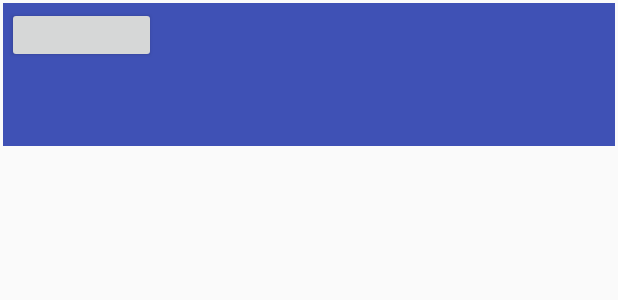
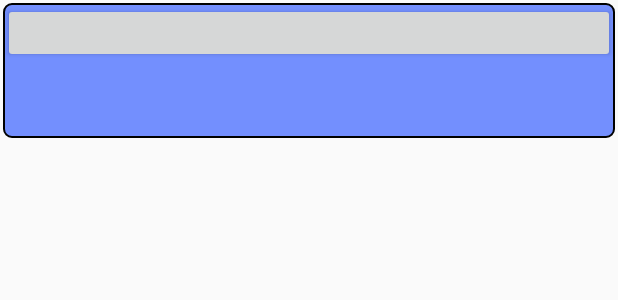
Before and after one commit to zhooker/NDKSamples, an Android app: the layout activity_main_item.xml on its own in the app's theme, with its tools: preview values and no code run, on a phone screen of 412 x 824 dp. Shown: the top 300 px of the screen. Run offline under Robolectric (Android 15) with nearby library versions, the phone set to English and light mode, and no system bars.

Commit message:
优化界面布局。

```diff
--- /dev/null
+++ b/app/src/main/res/drawable/shape_corner.xml
@@ -0,0 +1,9 @@
+<?xml version="1.0" encoding="utf-8"?>
+<shape xmlns:android="http://schemas.android.com/apk/res/android">
+    <solid android:color="#738FFE" />
+    <corners android:topLeftRadius="5dp"
+        android:topRightRadius="5dp"
+        android:bottomRightRadius="5dp"
+        android:bottomLeftRadius="5dp"/>
+    <stroke android:width="1dp" android:color="#000000" />
+</shape>
--- a/app/src/main/res/layout/activity_main_item.xml
+++ b/app/src/main/res/layout/activity_main_item.xml
@@ -5,39 +5,22 @@
     android:layout_width="match_parent"
     android:layout_height="wrap_content"
     android:layout_margin="2dp"
-    android:background="@color/colorPrimary"
+    android:background="@drawable/shape_corner"
     android:orientation="vertical">
 
-    <LinearLayout
-        android:id="@+id/activity_main_llyt"
+    <Button
+        android:id="@+id/btn"
         android:layout_width="match_parent"
         android:layout_height="40dp"
-        android:layout_margin="1dp"
-        android:orientation="horizontal"
-        tools:context="com.example.ndktest.MainActivity">
-
-        <Button
-            android:id="@+id/btn"
-            android:layout_width="0dp"
-            android:layout_height="match_parent"
-            android:layout_margin="1dp"
-            android:layout_weight="1" />
-
-        <TextView
-            android:id="@+id/info"
-            android:layout_width="0dp"
-            android:layout_height="match_parent"
-            android:layout_margin="2dp"
-            android:layout_weight="3"
-            android:gravity="center_vertical" />
-
-    </LinearLayout>
+        android:gravity="center" />
 
     <TextView
         android:id="@+id/result"
         android:layout_width="match_parent"
-        android:layout_height="50dp"
-        android:layout_margin="1dp"
+        android:layout_height="wrap_content"
         android:gravity="center_vertical"
-        android:paddingLeft="10dp" />
+        android:minHeight="50dp"
+        android:paddingBottom="5dp"
+        android:paddingLeft="5dp"
+        android:paddingRight="5dp" />
 </LinearLayout>
```
Also changed, not shown: app/src/main/java/com/example/ndktest/MainActivity.java (+10 -10 lines), app/src/main/res/layout/activity_main.xml (+7 -2 lines), 1 other file.
